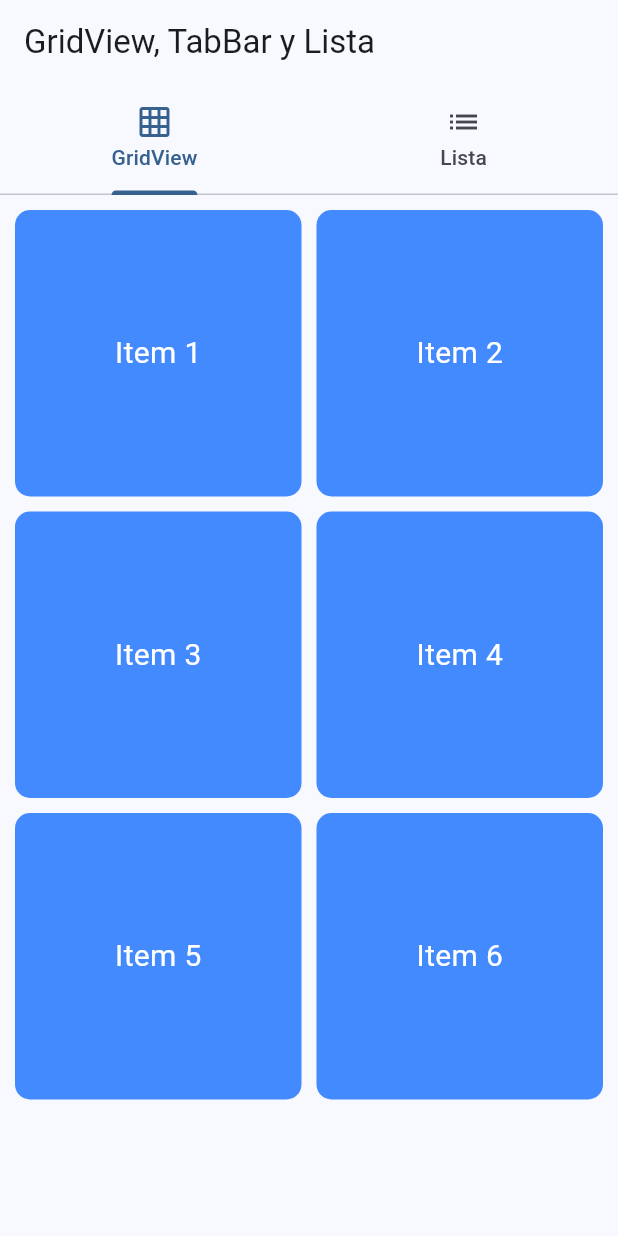
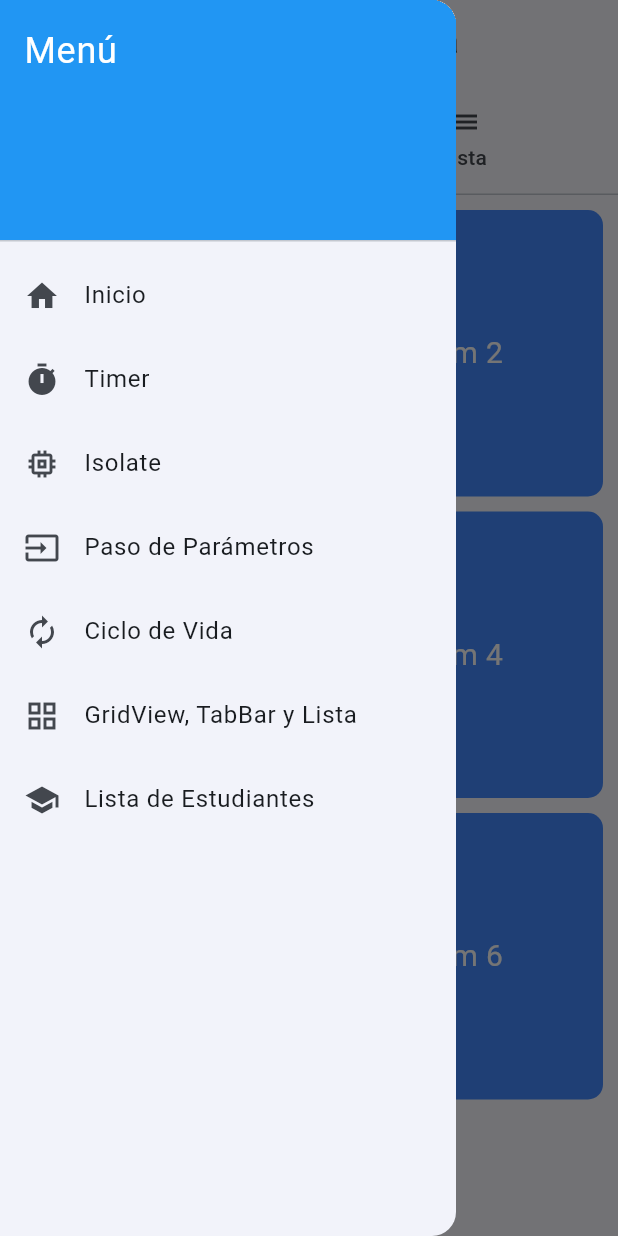
Before and after one commit to Camilo-munozP/Taller-Nav-Wid-Cic, a Flutter app: the GridTabView screen opened by its route, with the side drawer open (before the commit the screen has no drawer), on a phone screen of 412 x 824 dp. Run offline on Flutter 3.47's test engine with Material 3 defaults, Android fonts, the phone set to English and light mode, and no system bars; our stand-ins replace go_router.

Commit message:
Realizando cambios

```diff
--- a/lib/routes/app_router.dart
+++ b/lib/routes/app_router.dart
@@ -1,10 +1,14 @@
 import 'package:flutter/material.dart';
 import 'package:go_router/go_router.dart';
+import 'package:taller_nav/views/Timer/timer_view.dart';
 import 'package:taller_nav/views/ciclo_vida/ciclo_vida_screen.dart';
 import 'package:taller_nav/views/home_view.dart';
 import 'package:taller_nav/views/paso_parametros/detalle_screen.dart';
 import 'package:taller_nav/views/paso_parametros/paso_parametros_screen.dart';
 import 'package:taller_nav/views/grid_tab_view.dart';
+import 'package:taller_nav/views/lista_estudiantes/lista_estudiantes_screen.dart';
+import 'package:taller_nav/views/isolate/isolate_view.dart';
+//import 'package:taller_nav/views/timer/timer_view.dart';
 
 final GoRouter appRouter = GoRouter(
   routes: [
@@ -29,5 +33,13 @@ final GoRouter appRouter = GoRouter(
       path: '/grid_tab',
       builder: (context, state) => const GridTabView(),
     ),
+
+    GoRoute(
+      path: '/lista_estudiantes',
+      builder: (context, state) => const ListaEstudiantesScreen(),
+    ),
+    GoRoute(path: '/timer', builder: (context, state) => const TimerView()),
+
+    GoRoute(path: '/isolate', builder: (context, state) => const IsolateView()),
   ],
 );
--- a/lib/views/ciclo_vida/ciclo_vida_screen.dart
+++ b/lib/views/ciclo_vida/ciclo_vida_screen.dart
@@ -1,5 +1,6 @@
 import 'package:flutter/foundation.dart';
 import 'package:flutter/material.dart';
+import 'package:taller_nav/views/custom_drawer.dart';
 
 class CicloVidaScreen extends StatefulWidget {
   const CicloVidaScreen({super.key});
@@ -35,6 +36,7 @@ class _CicloVidaScreenState extends State<CicloVidaScreen> {
 
     return Scaffold(
       appBar: AppBar(title: const Text("Ciclo de Vida de un StatefulWidget")),
+      drawer: const CustomDrawer(), //
       body: Center(
         child: Column(
           mainAxisAlignment: MainAxisAlignment.center,
--- /dev/null
+++ b/lib/views/custom_drawer.dart
@@ -0,0 +1,74 @@
+import 'package:flutter/material.dart';
+import 'package:go_router/go_router.dart';
+
+class CustomDrawer extends StatelessWidget {
+  const CustomDrawer({super.key});
+
+  @override
+  Widget build(BuildContext context) {
+    return Drawer(
+      child: ListView(
+        padding: EdgeInsets.zero,
+        children: [
+          const DrawerHeader(
+            decoration: BoxDecoration(color: Colors.blue),
+            child: Text(
+              'Menú',
+              style: TextStyle(color: Colors.white, fontSize: 24),
+            ),
+          ),
+          ListTile(
+            leading: const Icon(Icons.home),
+            title: const Text('Inicio'),
+            onTap: () {
+              context.go('/');
+            },
+          ),
+          ListTile(
+            leading: const Icon(Icons.timer),
+            title: const Text('Timer'),
+            onTap: () {
+              context.go('/timer');
+            },
+          ),
+          ListTile(
+            leading: const Icon(Icons.memory),
+            title: const Text('Isolate'),
+            onTap: () {
+              context.go('/isolate');
+            },
+          ),
+          ListTile(
+            leading: const Icon(Icons.input),
+            title: const Text('Paso de Parámetros'),
+            onTap: () {
+              context.go('/paso_parametros');
+            },
+          ),
+          ListTile(
+            leading: const Icon(Icons.autorenew),
+            title: const Text('Ciclo de Vida'),
+            onTap: () {
+              context.go('/ciclo_vida');
+            },
+          ),
+          ListTile(
+            leading: const Icon(Icons.grid_view),
+            title: const Text('GridView, TabBar y Lista'),
+            onTap: () {
+              context.go('/grid_tab');
+            },
+          ),
+          ListTile(
+            leading: const Icon(Icons.school), //
+            title: const Text('Lista de Estudiantes'),
+            onTap: () {
+              context.go('/lista_estudiantes'); //
+              Navigator.pop(context);
+            },
+          ),
+        ],
+      ),
+    );
+  }
+}
--- a/lib/views/grid_tab_view.dart
+++ b/lib/views/grid_tab_view.dart
@@ -1,4 +1,5 @@
 import 'package:flutter/material.dart';
+import 'custom_drawer.dart'; // Importa tu Drawer personalizado
 
 class GridTabView extends StatelessWidget {
   const GridTabView({super.key});
@@ -17,6 +18,7 @@ class GridTabView extends StatelessWidget {
             ],
           ),
         ),
+        drawer: const CustomDrawer(),
         body: const TabBarView(
           children: [GridViewExample(), ListViewExample()],
         ),
@@ -67,10 +69,7 @@ class ListViewExample extends StatelessWidget {
       itemBuilder: (context, index) {
         return Card(
           margin: const EdgeInsets.symmetric(vertical: 5),
-          child: ListTile(
-            //leading: const Icon(Icons.star),
-            title: Text('Elemento ${index + 1}'),
-          ),
+          child: ListTile(title: Text('Elemento ${index + 1}')),
         );
       },
     );
--- a/lib/views/home_view.dart
+++ b/lib/views/home_view.dart
@@ -1,5 +1,6 @@
 import 'package:flutter/material.dart';
 import 'package:go_router/go_router.dart';
+import 'custom_drawer.dart';
 
 class HomeView extends StatelessWidget {
   const HomeView({super.key});
@@ -8,10 +9,12 @@ class HomeView extends StatelessWidget {
   Widget build(BuildContext context) {
     return Scaffold(
       appBar: AppBar(title: const Text('Flutter Taller - Home')),
+      drawer: const CustomDrawer(), //
       body: Center(
         child: Column(
           mainAxisAlignment: MainAxisAlignment.center,
           children: [
+            /*
             ElevatedButton(
               onPressed: () => context.go('/paso_parametros'),
               child: const Text('Paso de Parámetros'),
@@ -25,7 +28,7 @@ class HomeView extends StatelessWidget {
             ElevatedButton(
               onPressed: () => context.go('/grid_tab'),
               child: const Text('GridView, TabBar y Lista'),
-            ),
+            ),*/
           ],
         ),
       ),
--- a/lib/views/paso_parametros/paso_parametros_screen.dart
+++ b/lib/views/paso_parametros/paso_parametros_screen.dart
@@ -1,5 +1,7 @@
 import 'package:flutter/material.dart';
-import 'package:go_router/go_router.dart';
+import 'package:go_router/go_router.dart'; // Importa tu Drawer personalizado
+import 'package:taller_nav/views/base_view.dart';
+import 'package:taller_nav/views/custom_drawer.dart';
 
 class PasoParametrosScreen extends StatefulWidget {
   const PasoParametrosScreen({super.key});
@@ -38,6 +40,7 @@ class _PasoParametrosScreenState extends State<PasoParametrosScreen> {
   Widget build(BuildContext context) {
     return Scaffold(
       appBar: AppBar(title: const Text('Paso de Parámetros')),
+      drawer: const CustomDrawer(),
       body: Padding(
         padding: const EdgeInsets.all(16.0),
         child: Column(
```
Also changed, not shown: lib/views/base_view.dart (added, +18 -0 lines), lib/views/isolate/isolate_view.dart (added, +84 -0 lines), lib/views/lista_estudiantes/lista_estudiantes_screen.dart (added, +62 -0 lines), lib/views/timer/timer_view.dart (added, +81 -0 lines), 1 other file.
